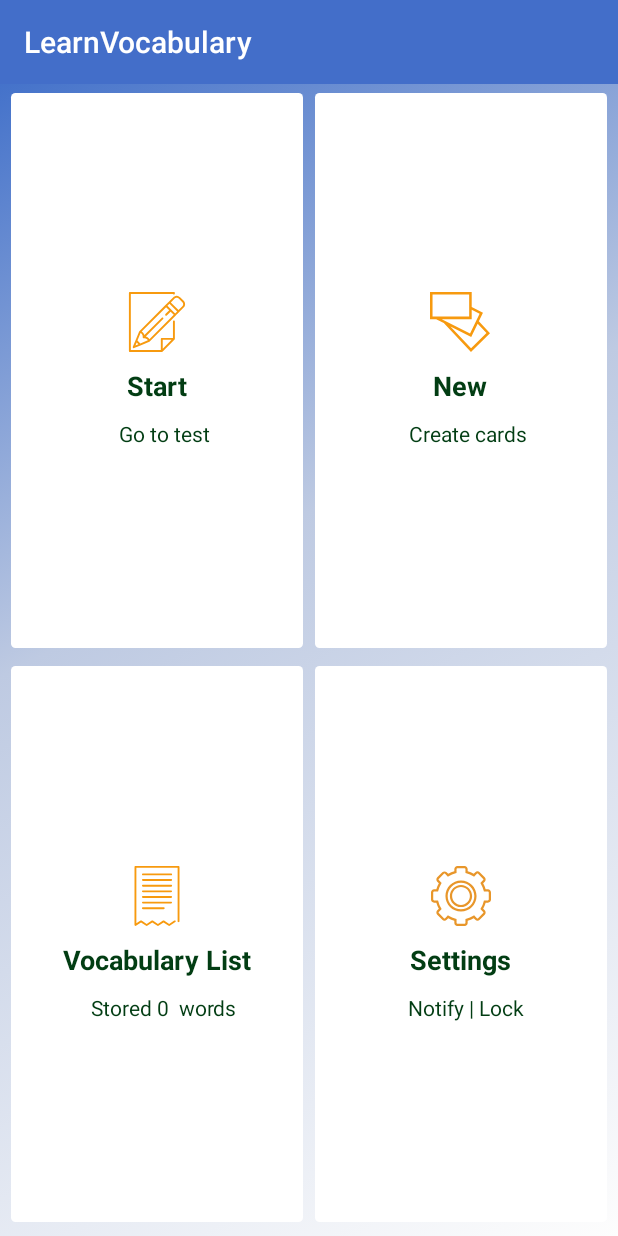
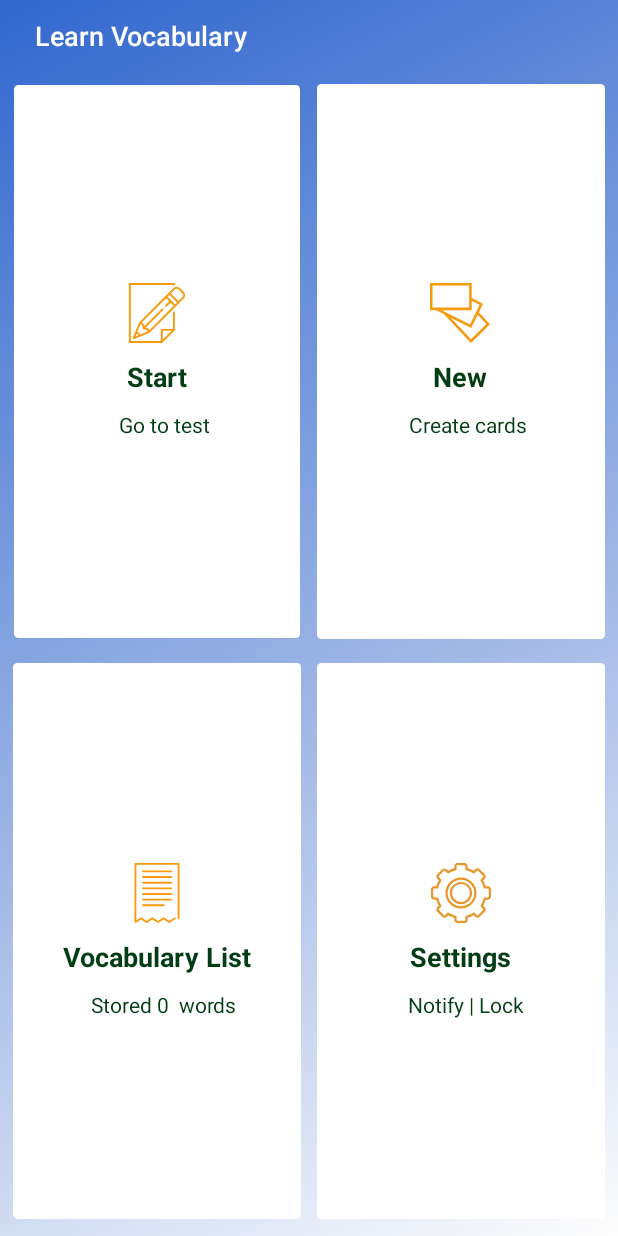
Before and after one commit to dieuninh1997/LearnVocabulary, an Android app: the screen it shows after launch (MainActivity), on a phone screen of 412 x 824 dp. Run offline under Robolectric (Android 15) with nearby library versions, the light colour scheme and no system bars.

Commit message:
Update giao diện

```diff
--- a/app/src/main/AndroidManifest.xml
+++ b/app/src/main/AndroidManifest.xml
@@ -17,7 +17,10 @@
         android:largeHeap="true"
         android:supportsRtl="true"
         android:theme="@style/AppTheme">
-        <activity android:name=".activities.MainActivity">
+        <activity android:name=".activities.MainActivity"
+            android:screenOrientation="portrait"
+
+            android:theme="@style/AppTheme">
             <intent-filter>
                 <action android:name="android.intent.action.MAIN" />
 
--- a/app/src/main/res/drawable/main_background.xml
+++ b/app/src/main/res/drawable/main_background.xml
@@ -5,9 +5,9 @@
         <gradient
             android:angle="135"
             android:startColor="#fdfdfd"
-            android:centerColor="#becae2"
-            android:endColor="#4472ca"
-            android:centerX="0.6"
+            android:centerColor="#a7bce7"
+            android:endColor="#3167ce"
+            android:centerX="0.5"
             android:centerY="0.4"
             />
     </shape>
--- a/app/src/main/res/layout/activity_main.xml
+++ b/app/src/main/res/layout/activity_main.xml
@@ -10,6 +10,8 @@
     android:paddingRight="3dp"
     android:weightSum="2">
 
+    <include layout="@layout/toolbar_with_title" />
+
     <LinearLayout
         android:layout_width="match_parent"
         android:layout_height="0dp"
@@ -19,17 +21,10 @@
 
         <android.support.v7.widget.CardView
             android:id="@+id/cv_start"
-            android:layout_width="0dp"
-            android:layout_height="match_parent"
-            android:layout_weight="1"
-            android:descendantFocusability="blocksDescendants"
+            style="@style/cardMainStyle"
             app:cardCornerRadius="@dimen/card_radius"
             app:cardElevation="@dimen/card_elevation"
-            app:cardPreventCornerOverlap="false"
-            app:cardUseCompatPadding="true"
-            android:stateListAnimator="@null"
-            android:translationZ="@dimen/card_max_elevation"
-            >
+            app:cardUseCompatPadding="true">
 
             <RelativeLayout
                 android:layout_width="wrap_content"
@@ -41,8 +36,7 @@
                     android:layout_width="40dp"
                     android:layout_height="40dp"
                     android:layout_centerHorizontal="true"
-                    android:src="@drawable/ic_start2"
-                    />
+                    android:src="@drawable/ic_start2" />
 
                 <TextView
                     android:id="@+id/txt_start"
@@ -72,17 +66,11 @@
 
         <android.support.v7.widget.CardView
             android:id="@+id/cv_new"
-            android:layout_width="0dp"
-            android:layout_height="match_parent"
-            android:layout_weight="1"
-            android:descendantFocusability="blocksDescendants"
+            style="@style/cardMainStyle"
             app:cardCornerRadius="@dimen/card_radius"
             app:cardElevation="@dimen/card_elevation"
             app:cardPreventCornerOverlap="false"
-            app:cardUseCompatPadding="true"
-            android:stateListAnimator="@null"
-            android:translationZ="@dimen/card_max_elevation"
-            >
+            app:cardUseCompatPadding="true">
 
             <RelativeLayout
                 android:layout_width="wrap_content"
@@ -130,17 +118,11 @@
 
         <android.support.v7.widget.CardView
             android:id="@+id/cv_storedList"
-            android:layout_width="0dp"
-            android:layout_height="match_parent"
-            android:layout_weight="1"
-            android:descendantFocusability="blocksDescendants"
+            style="@style/cardMainStyle"
             app:cardCornerRadius="@dimen/card_radius"
             app:cardElevation="@dimen/card_elevation"
             app:cardPreventCornerOverlap="false"
-            app:cardUseCompatPadding="true"
-            android:stateListAnimator="@null"
-            android:translationZ="@dimen/card_max_elevation"
-            >
+            app:cardUseCompatPadding="true">
 
             <RelativeLayout
                 android:layout_width="wrap_content"
@@ -181,17 +163,12 @@
 
         <android.support.v7.widget.CardView
             android:id="@+id/cv_settings"
-            android:layout_width="0dp"
-            android:layout_height="match_parent"
-            android:layout_weight="1"
-            android:descendantFocusability="blocksDescendants"
+            style="@style/cardMainStyle"
+            android:foreground="?selectableItemBackground"
             app:cardCornerRadius="@dimen/card_radius"
             app:cardElevation="@dimen/card_elevation"
             app:cardPreventCornerOverlap="false"
-            app:cardUseCompatPadding="true"
-            android:stateListAnimator="@null"
-            android:translationZ="@dimen/card_max_elevation"
-            >
+            app:cardUseCompatPadding="true">
 
             <RelativeLayout
                 android:layout_width="wrap_content"
@@ -203,7 +180,7 @@
                     android:layout_width="40dp"
                     android:layout_height="40dp"
                     android:layout_centerHorizontal="true"
-                    android:src="@drawable/ic_settings"/>
+                    android:src="@drawable/ic_settings" />
 
                 <TextView
                     android:id="@+id/txv_setting"
--- /dev/null
+++ b/app/src/main/res/layout/toolbar_with_title.xml
@@ -0,0 +1,19 @@
+<?xml version="1.0" encoding="utf-8"?>
+<RelativeLayout xmlns:android="http://schemas.android.com/apk/res/android"
+    xmlns:tools="http://schemas.android.com/tools"
+    android:layout_width="match_parent"
+    android:layout_height="@dimen/size_toolbar"
+    tools:showIn="@layout/activity_main">
+
+    <TextView
+        android:id="@+id/title_toolbar"
+        android:layout_width="wrap_content"
+        android:layout_height="wrap_content"
+        android:layout_centerVertical="true"
+        android:layout_marginLeft="@dimen/margin_big"
+        android:fontFamily="sans-serif-light"
+        android:text="@string/app_name"
+        android:textColor="@color/white"
+        android:textSize="@dimen/text_medium"
+        android:textStyle="bold" />
+</RelativeLayout>
--- a/app/src/main/res/values/colors.xml
+++ b/app/src/main/res/values/colors.xml
@@ -2,7 +2,7 @@
 <resources>
 
     <color name="colorPrimary">#436ec9</color>
-    <color name="colorPrimaryDark">#123d8d</color>
+    <color name="colorPrimaryDark">#3167ce</color>
     <color name="colorAccent">#ff5500</color>
 
     <color name="gplus_color_1">#3e802f</color>
--- a/app/src/main/res/values/dimens.xml
+++ b/app/src/main/res/values/dimens.xml
@@ -4,9 +4,12 @@
     <dimen name="activity_vertical_margin">16dp</dimen>
     <dimen name="fab_margin">16dp</dimen>
     <dimen name="card_radius">3dp</dimen>
-    <dimen name="card_elevation">4dp</dimen>
+    <dimen name="card_elevation">5dp</dimen>
     <dimen name="margin_medium">5dp</dimen>
     <dimen name="text_rad">20sp</dimen>
     <dimen name="card_padding">25dp</dimen>
     <dimen name="card_max_elevation">10dp</dimen>
+    <dimen name="size_toolbar">48dp</dimen>
+    <dimen name="text_medium">18sp</dimen>
+    <dimen name="margin_big">20dp</dimen>
 </resources>
--- a/app/src/main/res/values/strings.xml
+++ b/app/src/main/res/values/strings.xml
@@ -1,5 +1,6 @@
 <resources>
-    <string name="app_name">LearnVocabulary</string>
+    <string name="app_name">Learn Vocabulary</string>
     <string name="action_settings">Settings</string>
     <string name="new_word_1">Vocabulary %d</string>
+    <string name="b_t_m_n_h_nh_kh_a">Bật màn hình khóa</string>
 </resources>
--- a/app/src/main/res/values/styles.xml
+++ b/app/src/main/res/values/styles.xml
@@ -1,12 +1,13 @@
 <resources>
 
     <!-- Base application theme. -->
-    <style name="AppTheme" parent="Base.Theme.AppCompat.Light.DarkActionBar">
+    <style name="AppTheme" parent="Theme.AppCompat.Light.NoActionBar">
         <!-- Customize your theme here. -->
         <item name="colorPrimary">@color/colorPrimary</item>
         <item name="colorPrimaryDark">@color/colorPrimaryDark</item>
         <item name="colorAccent">@color/colorAccent</item>
     </style>
+    <style name="AppTheme.Noactionbar" parent="Theme.AppCompat.Light.NoActionBar"></style>
     <color name="divider_home">#ededed</color>
     <style name="DividerH">
         <item name="android:layout_width">0.5dp</item>
@@ -14,4 +15,13 @@
         <item name="android:background">@color/divider_home</item>
     </style>
 
+    <style name="cardMainStyle">
+        <item name="android:layout_width">0dp</item>
+        <item name="android:layout_height">match_parent</item>
+        <item name="android:layout_weight">1</item>
+        <item name="android:background">?selectableItemBackground</item>
+        <item name="android:foreground">?selectableItemBackground</item>
+        <item name="android:elevation">@dimen/card_elevation</item>
+    </style>
+
 </resources>
```
Also changed, not shown: app/src/main/java/dieuninh/com/learnvocabulary/learnvocabulary/activities/MainActivity.java (+31 -31 lines), app/src/main/java/dieuninh/com/learnvocabulary/learnvocabulary/activities/SettingsActivity.java (+9 -21 lines), app/src/main/java/dieuninh/com/learnvocabulary/learnvocabulary/activities/TestActivity.java (+4 -5 lines), app/src/main/java/dieuninh/com/learnvocabulary/learnvocabulary/activities/VocaListActivity.java (+5 -10 lines), app/src/main/res/drawable/ic_swap_horiz_black_24dp.xml (added, +9 -0 lines), app/src/main/res/layout/activity_settings.xml (+38 -27 lines), app/src/main/res/layout/activity_test.xml (+9 -2 lines), app/src/main/res/layout/activity_voca_list.xml (+6 -3 lines), app/src/main/res/layout/item_add_vocabulary.xml (+7 -3 lines).
